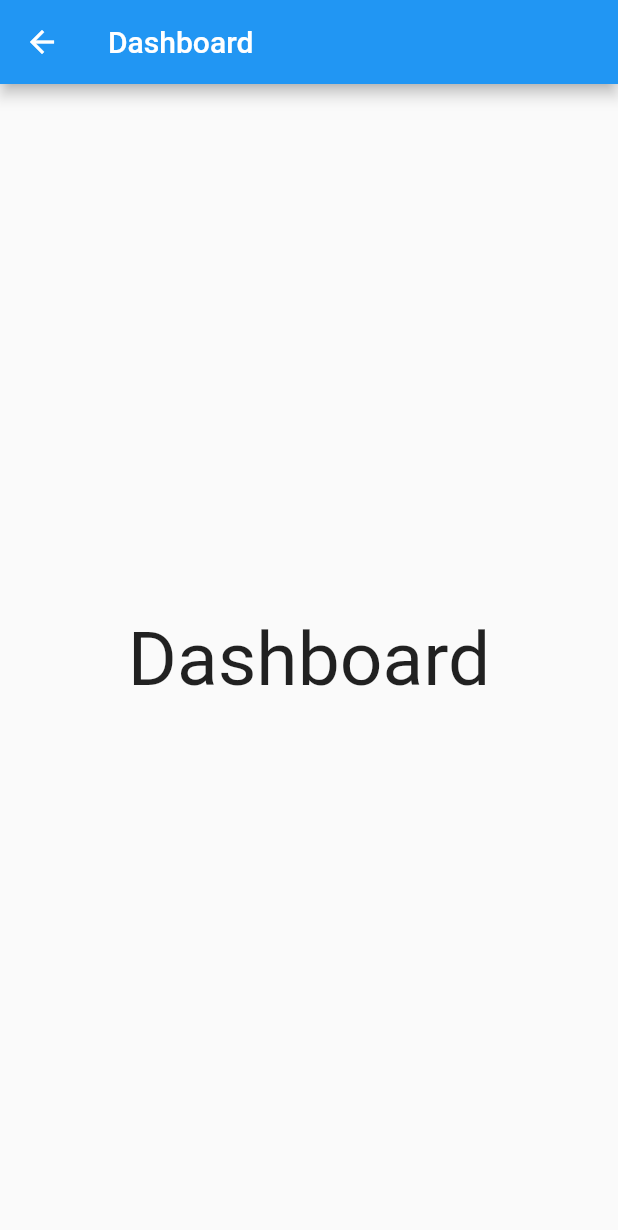
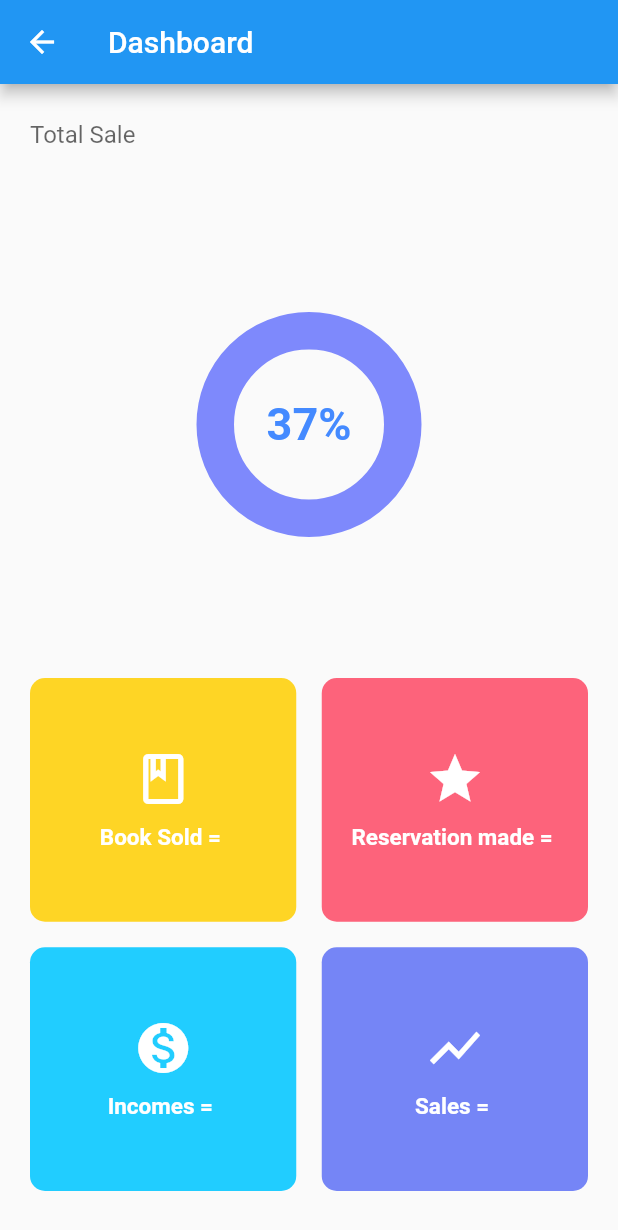
Before and after one commit to akhileshboodhun/book_keeping_app, a Flutter app: the MyDrawer widget shown alone on an empty page, opened directly, after a tap on "Home", after a tap on "Dashboard", on a phone screen of 412 x 824 dp. Shown: the top 1230 px of the screen. Run offline on Flutter 3.47's test engine with Material 2 defaults, Android fonts, the phone set to English and light mode, and no system bars; our stand-ins replace flutter_datetime_picker, line_awesome_icons, shared_preferences; missing offline and left inert: flat_icons_flutter; accounts and stored records are empty.

Commit message:
dashboard changement

```diff
--- a/lib/views/dashboard.dart
+++ b/lib/views/dashboard.dart
@@ -1,35 +1,89 @@
+import 'package:flutter/cupertino.dart';
 import 'package:flutter/material.dart';
+import 'package:flutter/services.dart';
 
-class Dashboard extends StatefulWidget {
-  final String data;
+import 'item.dart';
 
-  Dashboard({
-    Key key,
-    @required this.data,
-  }) : super(key: key);
-
-  @override
-  _DashboardState createState() => _DashboardState();
-}
-
-class _DashboardState extends State<Dashboard> {
+class DashboardGenerator extends StatelessWidget {
   @override
   Widget build(BuildContext context) {
+    // status bar color
+    SystemChrome.setSystemUIOverlayStyle(SystemUiOverlayStyle(
+        statusBarColor: Color(0xff333), // status bar color
+        statusBarIconBrightness: Brightness.dark));
+
     return Scaffold(
-      appBar: AppBar(
-        title: Text('Dashboard'),
-      ),
-      body: Center(
-        child: Column(
-          mainAxisSize: MainAxisSize.min,
-          children: <Widget>[
-            Text(
-              'Dashboard',
-              style: TextStyle(fontSize: 50),
-            ),
-          ],
+        appBar: AppBar(
+          title: Text('Dashboard'),
         ),
-      ),
-    );
+        body: SafeArea(
+          child: Container(
+              padding: EdgeInsets.fromLTRB(20, 10, 20, 30),
+              child: Column(children: [
+                TextField(
+                  decoration: InputDecoration(
+                    border: InputBorder.none,
+                    hintText: 'Total Sale',
+                  ),
+                ),
+                // Row(
+                //     mainAxisAlignment: MainAxisAlignment.spaceBetween,
+                //     crossAxisAlignment: CrossAxisAlignment.center,
+                //     children: [
+                //       IconButton(
+                //           onPressed: () {},
+                //           icon: Icon(Icons.sort, size: 30, color: Colors.grey)),
+                //       CircleAvatar(
+                //           radius: 20,
+                //           backgroundImage: NetworkImage(
+                //               'https://images-na.ssl-images-amazon.com/images/M/MV5BOTIxNTE2NTQ3Nl5BMl5BanBnXkFtZTcwMzMwOTk2Nw@@._V1_UX172_CR0,0,172,256_AL_.jpg'))
+                //     ]),
+                Expanded(
+                    child: Row(
+                        mainAxisAlignment: MainAxisAlignment.center,
+                        children: [
+                          Container(
+                            width: 150,
+                            height: 150,
+                            alignment: Alignment.center,
+                            child: Text("37%",
+                                style: TextStyle(
+                                    color: Colors.blueAccent[200],
+                                    fontSize: 30,
+                                    fontWeight: FontWeight.bold)),
+                            decoration: new BoxDecoration(
+                                borderRadius: new BorderRadius.circular(100.0),
+                                border: Border.all(
+                                    color: Color(0xff7E89FC),
+                                    style: BorderStyle.solid,
+                                    width: 25),
+                                color: Colors.transparent),
+                          ),
+                        ]),
+                    flex: 1),
+                Wrap(
+                  spacing: 17,
+                  runSpacing: 17,
+                  children: [
+                    Item(
+                        title: 'Book Sold = ',
+                        icon: Icons.book_outlined,
+                        color: 0xffFED525),
+                    Item(
+                        title: 'Reservation made = ',
+                        icon: Icons.star,
+                        color: 0xffFD637B),
+                    Item(
+                        title: 'Incomes = ',
+                        icon: Icons.monetization_on,
+                        color: 0xff21CDFF),
+                    Item(
+                        title: 'Sales = ',
+                        icon: Icons.show_chart,
+                        color: 0xff7585F6)
+                  ],
+                ),
+              ])),
+        ));
   }
 }
--- a/lib/views/home.dart
+++ b/lib/views/home.dart
@@ -38,7 +38,7 @@ class _HomeScreenState extends State<HomeScreen> {
       Colors.brown,
       LineAwesomeIcons.pie_chart,
       'Dashboard',
-      viewComponent: Dashboard(data: null),
+      viewComponent: DashboardGenerator(),
     ),
     MyTile(
       Colors.deepOrange,
--- /dev/null
+++ b/lib/views/item.dart
@@ -0,0 +1,31 @@
+import 'package:flutter/material.dart';
+
+class Item extends StatelessWidget {
+  final String title;
+  final dynamic icon;
+  final dynamic color;
+
+  Item({this.title, this.icon, this.color});
+
+  @override
+  Widget build(BuildContext context) {
+    final double screenWidth = MediaQuery.of(context).size.width;
+    return Container(
+      width: (screenWidth - 40 - 17) / 2,
+      height: (screenWidth - 40 - 17 - 30) / 2,
+      decoration: BoxDecoration(
+        borderRadius: BorderRadius.circular(10.0),
+        color: Color(color),
+      ),
+      child: Column(mainAxisAlignment: MainAxisAlignment.center, children: [
+        Container(
+          child: Icon(icon, size: 40, color: Colors.white),
+          margin: EdgeInsets.only(bottom: 10),
+        ),
+        Text(title,
+            style: TextStyle(
+                fontSize: 15, color: Colors.white, fontWeight: FontWeight.bold))
+      ]),
+    );
+  }
+}
--- a/lib/views/route_generator.dart
+++ b/lib/views/route_generator.dart
@@ -14,9 +14,7 @@ class RouteGenerator {
         // Validation of correct data type
         if (args is String) {
           return MaterialPageRoute(
-            builder: (_) => Dashboard(
-              data: args,
-            ),
+            builder: (_) => DashboardGenerator(),
           );
         }
         // If args is not of the correct type, return an error page.
--- a/lib/widgets/mydrawer.dart
+++ b/lib/widgets/mydrawer.dart
@@ -84,7 +84,7 @@ class _MyDrawerState extends State<MyDrawer> {
                     context,
                     MaterialPageRoute(
                         builder: (BuildContext context) =>
-                            Dashboard(data: null)));
+                            DashboardGenerator()));
               }),
           //Divider(),
           Divider(),
```
